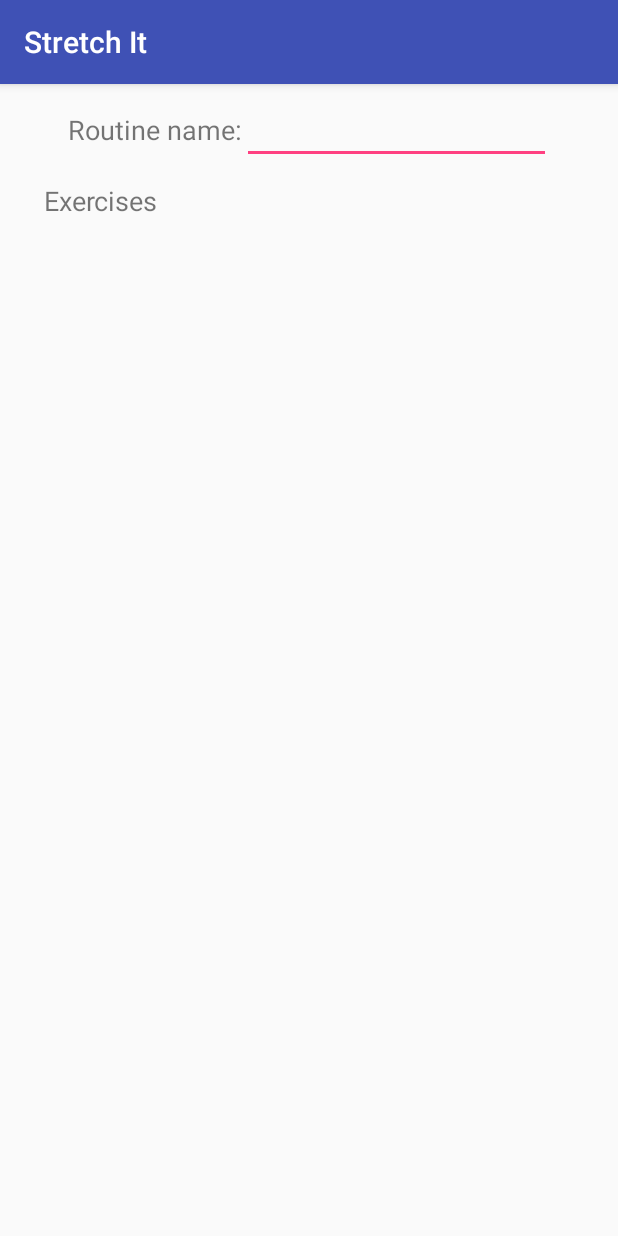
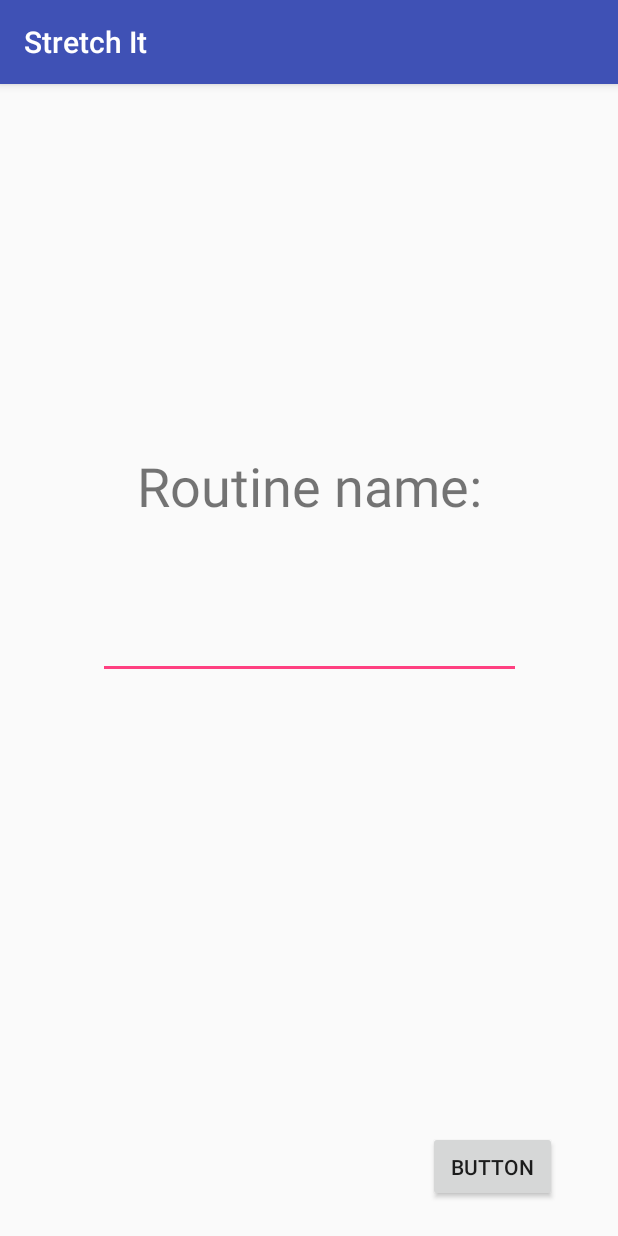
Before and after one commit to kevinxchan/StretchIt, an Android app: the CreateRoutinesActivity screen opened directly, with no data from a screen before it, on a phone screen of 412 x 824 dp. Run offline under Robolectric (Android 15) with nearby library versions, the phone set to English and light mode, and no system bars.

Commit message:
create routine name page

```diff
--- a/app/build.gradle
+++ b/app/build.gradle
@@ -31,4 +31,6 @@ dependencies {
     androidTestCompile('com.android.support.test.espresso:espresso-core:3.0.2', {
         exclude group: 'com.android.support', module: 'support-annotations'
     })
+    compile 'com.android.support:cardview-v7:26.1.0'
+    compile 'com.google.android.material:material:1.0.0-alpha1'
 }
--- a/app/src/main/res/layout/activity_create_routines.xml
+++ b/app/src/main/res/layout/activity_create_routines.xml
@@ -7,40 +7,40 @@
         android:layout_height="match_parent"
         tools:context="me.kevinxchan.kevinxchan.stretchit.CreateRoutinesActivity">
 
-    <LinearLayout
-            android:orientation="horizontal"
-            android:layout_width="wrap_content"
-            android:layout_height="49dp" app:layout_constraintTop_toTopOf="parent"
-            android:layout_marginTop="8dp" app:layout_constraintEnd_toEndOf="parent" android:layout_marginEnd="8dp"
-            app:layout_constraintBottom_toBottomOf="parent" android:layout_marginBottom="8dp"
-            app:layout_constraintVertical_bias="0.0" app:layout_constraintStart_toStartOf="parent"
-            android:layout_marginStart="8dp" android:id="@+id/horizontalNameLayout" android:gravity="top">
     <TextView
             android:text="@string/routineName"
-                android:layout_width="wrap_content"
-                android:layout_height="wrap_content" android:id="@+id/routineNameTextView" android:layout_weight="1"
-                android:textSize="18sp"/>
+            android:layout_width="314dp"
+            android:layout_height="50dp" android:id="@+id/routineNameTextView"
+            app:layout_constraintEnd_toEndOf="parent" android:layout_marginEnd="8dp"
+            app:layout_constraintStart_toStartOf="parent" android:layout_marginStart="8dp"
+            app:layout_constraintTop_toTopOf="parent" android:layout_marginTop="96dp"
+            app:layout_constraintBottom_toBottomOf="parent" android:layout_marginBottom="8dp"
+            app:layout_constraintVertical_bias="0.24" android:textSize="36sp" android:textAlignment="center"/>
     <EditText
-                android:layout_width="206dp"
+            android:layout_width="282dp"
             android:layout_height="wrap_content"
             android:inputType="text|textShortMessage"
             android:ems="10"
-                android:layout_weight="1" android:id="@+id/routineNameInputEditText"/>
-    </LinearLayout>
-    <LinearLayout
-            android:orientation="vertical"
-            android:layout_width="wrap_content"
-            android:layout_height="41dp" app:layout_constraintEnd_toEndOf="parent"
-            android:layout_marginEnd="8dp"
-            android:id="@+id/exercisesLayout" android:layout_marginTop="8dp"
-            app:layout_constraintTop_toBottomOf="@+id/horizontalNameLayout"
+            android:id="@+id/routineNameEditText" app:layout_constraintEnd_toEndOf="parent"
+            android:layout_marginEnd="8dp" app:layout_constraintStart_toStartOf="parent"
+            android:layout_marginStart="8dp" android:layout_marginTop="8dp"
+            app:layout_constraintTop_toBottomOf="@+id/routineNameTextView"
+            app:layout_constraintBottom_toBottomOf="parent" android:layout_marginBottom="8dp"
+            app:layout_constraintVertical_bias="0.121"/>
+    <android.support.constraint.ConstraintLayout
+            android:layout_width="346dp"
+            android:layout_height="49dp" android:layout_marginEnd="8dp"
+            app:layout_constraintEnd_toEndOf="parent" app:layout_constraintStart_toStartOf="parent"
+            android:layout_marginStart="8dp" app:layout_constraintTop_toTopOf="parent" android:layout_marginTop="8dp"
+            app:layout_constraintBottom_toBottomOf="parent" android:layout_marginBottom="8dp"
+            app:layout_constraintVertical_bias="0.982">
+
+        <Button
+                android:text="Button"
+                android:layout_width="86dp"
+                android:layout_height="47dp" tools:layout_editor_absoluteY="1dp"
+                android:id="@+id/button2" android:layout_marginEnd="8dp" app:layout_constraintEnd_toEndOf="parent"
                 app:layout_constraintStart_toStartOf="parent" android:layout_marginStart="8dp"
-            app:layout_constraintHorizontal_bias="0.067" app:layout_constraintBottom_toBottomOf="parent"
-            android:layout_marginBottom="8dp" app:layout_constraintVertical_bias="0.0">
-        <TextView
-                android:text="@string/exercisesTitle"
-                android:layout_width="match_parent"
-                android:layout_height="match_parent" android:id="@+id/exercisesTitleTextView"
-                android:textAlignment="viewStart" android:textSize="18sp"/>
-    </LinearLayout>
+                app:layout_constraintHorizontal_bias="1.0"/>
     </android.support.constraint.ConstraintLayout>
+</android.support.constraint.ConstraintLayout>
--- a/build.gradle
+++ b/build.gradle
@@ -19,6 +19,9 @@ allprojects {
     repositories {
         google()
         jcenter()
+        maven {
+            url "https://maven.google.com"
+        }
     }
 }
 
```
Lines whose indentation alone changed are shown as unchanged.
